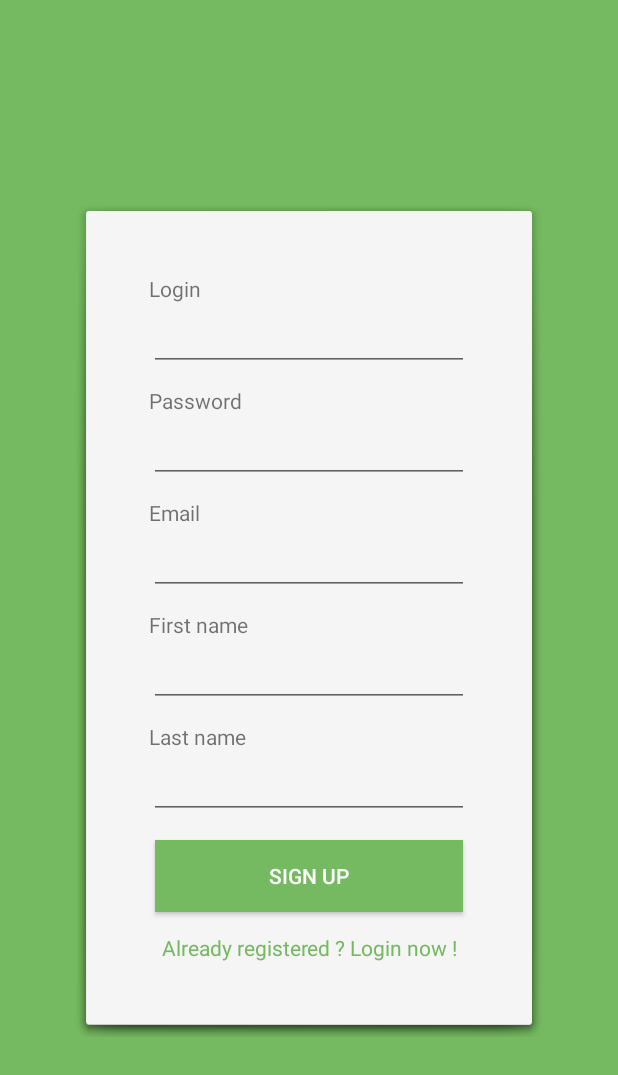
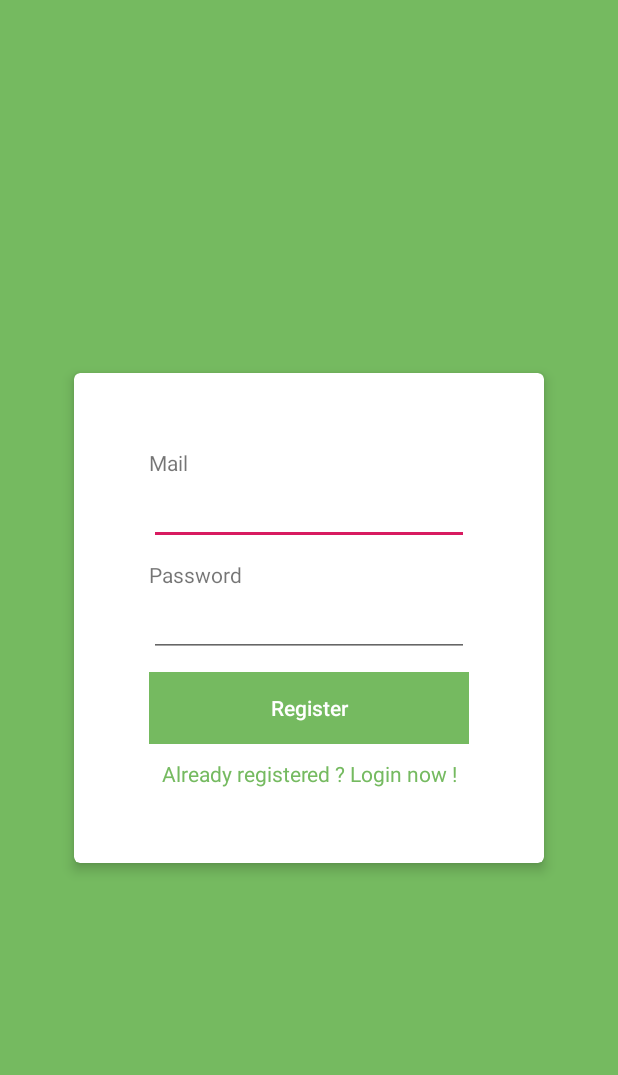
Before and after one commit to wil2106/planeat-android-app, an Android app: the screen it shows after launch (RegisterActivity), after a tap on "No account yet ? Register now !", on a phone screen of 412 x 824 dp. Shown: the top 1075 px of the screen. Run offline under Robolectric (Android 15) with nearby library versions, the phone set to English and light mode, and no system bars; our stand-ins replace Volley.

Commit message:
Register + Login done

```diff
--- a/app/build.gradle
+++ b/app/build.gradle
@@ -30,4 +30,5 @@ dependencies {
     implementation 'androidx.navigation:navigation-fragment:2.2.0'
     implementation 'androidx.navigation:navigation-ui:2.2.0'
     implementation 'androidx.lifecycle:lifecycle-extensions:2.2.0'
+    implementation 'androidx.cardview:cardview:1.0.0'
 }
--- a/app/src/main/java/com/planeat/front_end/activity/LoginActivity.java
+++ b/app/src/main/java/com/planeat/front_end/activity/LoginActivity.java
@@ -4,10 +4,13 @@ import androidx.appcompat.app.AppCompatActivity;
 
 import android.app.AlertDialog;
 import android.content.Context;
+import android.content.DialogInterface;
 import android.content.Intent;
+import android.content.SharedPreferences;
 import android.os.Bundle;
 import android.view.View;
 import android.widget.EditText;
+import android.widget.ProgressBar;
 import android.widget.Toast;
 
 import com.android.volley.Request;
@@ -38,12 +41,13 @@ public class LoginActivity extends AppCompatActivity implements View.OnClickList
     public void onClick(View v) {
         if (v.getId() == R.id.btn_login){
 
-            final String login = ((EditText)findViewById(R.id.editText_login)).getText().toString();
+            /* Retrieve layout objects */
+            final String mail = ((EditText)findViewById(R.id.editText_mail)).getText().toString();
             final String password = ((EditText)findViewById(R.id.editText_password)).getText().toString();
 
-
-            if(login.trim().length()>0 && password.trim().length()>0){
-                login(login,password);
+            /* Check if not empty */
+            if(mail.trim().length()>0 && password.trim().length()>0){
+                login(mail,password);
             }else{
                 //Error message
                 new AlertDialog.Builder(LoginActivity.this).setTitle("Alert").setMessage("Please fill in all required fields")
@@ -60,9 +64,14 @@ public class LoginActivity extends AppCompatActivity implements View.OnClickList
     }
 
 
-    public void login(final String login,final String password){
+    public void login(final String mail,final String password){
 
-        String url = getString(R.string.server_url)+"/login";
+
+        final ProgressBar progressBar = findViewById(R.id.progressBar);
+        /* Show progress bar */
+        progressBar.setVisibility(View.VISIBLE);
+
+        String url = getString(R.string.server_url)+"/auth/login";
         StringRequest postRequest = new StringRequest(Request.Method.POST, url,
                 new Response.Listener<String>()
                 {
@@ -71,21 +80,37 @@ public class LoginActivity extends AppCompatActivity implements View.OnClickList
                         JSONObject responseObject = null;
                         try {
                             responseObject = new JSONObject(response);
-                            Toast.makeText(getApplicationContext(),responseObject.toString(), Toast.LENGTH_LONG).show();
+
+                            /* Store access token in shared preferences */
+                            SharedPreferences sharedPreferences = getSharedPreferences("shared_prefs", MODE_PRIVATE );
+                            SharedPreferences.Editor editor = sharedPreferences.edit();
+                            editor.putString("access_token",responseObject.getString("access_token"));
+                            editor.apply();
+
+                            /*  Hide progress bar */
+                            progressBar.setVisibility(View.INVISIBLE);
+
+                            Intent intent = new Intent(LoginActivity.this, MainActivity.class);
+                            finish();//remove activity from the stack
+                            startActivity(intent);
 
                         } catch (JSONException e) {
                             e.printStackTrace();
                         }
-                        Intent intent = new Intent(LoginActivity.this, MainActivity.class);
-                        finish();//remove activity from the stack
-                        startActivity(intent);
 
+                        /* IF we want to persist credentials :
+                        AlertDialog.Builder builder = new AlertDialog.Builder(LoginActivity.this);
+                        builder.setMessage("Are you sure?").setPositiveButton("Yes", dialogClickListener)
+                                .setNegativeButton("No", dialogClickListener).show();
+                                */
                     }
                 },
                 new Response.ErrorListener()
                 {
                     @Override
                     public void onErrorResponse(VolleyError error) {
+                        /*  Hide progress bar */
+                        progressBar.setVisibility(View.INVISIBLE);
                         new AlertDialog.Builder(LoginActivity.this).setTitle("Alert").setMessage("Login or password is incorrect, please retry")
                                 .setPositiveButton("OK", null)
                                 .show();
@@ -96,11 +121,35 @@ public class LoginActivity extends AppCompatActivity implements View.OnClickList
             protected Map<String, String> getParams()
             {
                 Map<String, String>  params = new HashMap<String, String>();
-                params.put("login", login);
+                params.put("username", mail);
                 params.put("password", password);
+                params.put("grant_type","password");
+                params.put("client_id","test");
+                params.put("client_secret","test");
                 return params;
             }
         };
         NetworkSingleton.getInstance(getApplicationContext()).addToRequestQueue(postRequest);
     }
+
+
+    /* IF we want to persist credentials :
+    DialogInterface.OnClickListener dialogClickListener = new DialogInterface.OnClickListener() {
+        @Override
+        public void onClick(DialogInterface dialog, int which) {
+            switch (which){
+                case DialogInterface.BUTTON_POSITIVE:
+
+                    SharedPreferences sharedPreferences = getSharedPreferences("shared_prefs", MODE_PRIVATE );
+                    SharedPreferences.Editor editor = sharedPreferences.edit();
+                    editor.putString("access_token",responseObject.getString("access_token"));
+                    editor.apply();
+                    break;
+
+                case DialogInterface.BUTTON_NEGATIVE:
+                    break;
+            }
+        }
+    };*/
+
 }
--- a/app/src/main/res/layout/activity_register.xml
+++ b/app/src/main/res/layout/activity_register.xml
@@ -6,24 +6,28 @@
     android:layout_height="match_parent"
     android:background="@color/planeat_green">
 
-    <LinearLayout
-        android:focusable="true"
-        android:focusableInTouchMode="true"
-        android:orientation="vertical"
+
+    <androidx.cardview.widget.CardView
+        xmlns:card_view="http://schemas.android.com/apk/res-auto"
+        android:id="@+id/card_view"
         android:layout_width="wrap_content"
         android:layout_height="wrap_content"
         android:layout_centerInParent="true"
-        android:padding="50dp"
-        android:background="@android:drawable/dialog_holo_light_frame"
-        >
-
+        card_view:cardCornerRadius="4dp"
+        card_view:cardBackgroundColor="@android:color/white"
+        card_view:cardElevation="5dp">
+        <LinearLayout
+            android:orientation="vertical"
+            android:layout_width="match_parent"
+            android:layout_height="match_parent"
+            android:padding="50dp">
             <TextView
                 android:layout_width="match_parent"
                 android:layout_height="wrap_content"
-            android:text="Login" />
+                android:text="Mail" />
 
             <EditText
-            android:id="@+id/editText_login"
+                android:id="@+id/editText_mail"
                 android:layout_width="match_parent"
                 android:layout_height="wrap_content"
                 android:ems="10"
@@ -43,59 +47,38 @@
                 android:layout_marginBottom="10dp"
                 />
 
-        <TextView
+
+            <RelativeLayout
                 android:layout_width="match_parent"
                 android:layout_height="wrap_content"
-            android:text="Email" />
-
-
-        <EditText
-            android:id="@+id/editText_email"
-            android:layout_width="match_parent"
-            android:layout_height="wrap_content"
-            android:ems="10"
-            android:inputType="textEmailAddress"
-            android:layout_marginBottom="10dp"
-            />
-
-        <TextView
-            android:layout_width="match_parent"
-            android:layout_height="wrap_content"
-            android:text="First name" />
-
-
-        <EditText
-            android:id="@+id/editText_firstName"
-            android:layout_width="match_parent"
-            android:layout_height="wrap_content"
-            android:ems="10"
-            android:layout_marginBottom="10dp"
-            />
-
-        <TextView
-            android:layout_width="match_parent"
-            android:layout_height="wrap_content"
-            android:text="Last name" />
-
-
-        <EditText
-            android:id="@+id/editText_lastName"
-            android:layout_width="match_parent"
-            android:layout_height="wrap_content"
-            android:ems="10"
-            android:layout_marginBottom="10dp"
-            />
+                android:background="@color/planeat_green"
+                android:id="@+id/btn_register"
+                android:clickable="true"
+                android:onClick="onClick">
 
                 <Button
-            android:id="@+id/btn_register"
-            android:layout_width="match_parent"
+                    android:layout_width="wrap_content"
                     android:layout_height="wrap_content"
-            android:layout_margin="4dp"
-            android:padding="10dp"
-            android:text="Sign Up"
-            android:onClick="onClick"
-            android:background="@color/planeat_green"
-            android:textColor="@color/white"/>
+                    android:textColor="@color/white"
+                    android:text="Register"
+                    android:id="@+id/registerButton"
+                    android:layout_centerInParent="true"
+                    android:width="200dp"
+                    android:background="@android:color/transparent"
+                    android:textAllCaps="false"
+                    android:clickable="false"/>
+
+                <ProgressBar
+                    android:visibility="invisible"
+                    android:layout_width="wrap_content"
+                    android:layout_height="wrap_content"
+                    android:id="@+id/progressBar"
+                    android:layout_gravity="right"
+                    android:layout_alignTop="@+id/registerButton"
+                    android:layout_alignRight="@+id/registerButton"
+                    android:layout_alignEnd="@+id/registerButton"
+                    />
+            </RelativeLayout>
 
             <TextView
                 android:id="@+id/textView_login"
@@ -108,7 +91,10 @@
                 android:layout_marginTop="10dp"
                 android:gravity="center"
                 />
-
         </LinearLayout>
 
+    </androidx.cardview.widget.CardView>
+
+
+
 </RelativeLayout>
--- a/app/src/main/res/values/strings.xml
+++ b/app/src/main/res/values/strings.xml
@@ -1,4 +1,4 @@
 <resources>
     <string name="app_name">Plan Eat</string>
-    <string name="server_url">https://quick-restapi.glitch.me</string>
+    <string name="server_url">https://planeat-nodejs-backend.appspot.com</string>
 </resources>
```
Also changed, not shown: app/src/main/AndroidManifest.xml (+5 -2 lines), app/src/main/java/com/planeat/front_end/activity/RegisterActivity.java (+17 -34 lines), app/src/main/res/layout/activity_login.xml (+51 -12 lines), app/src/main/res/layout/activity_main.xml (+13 -14 lines). Lines whose indentation alone changed are shown as unchanged.
